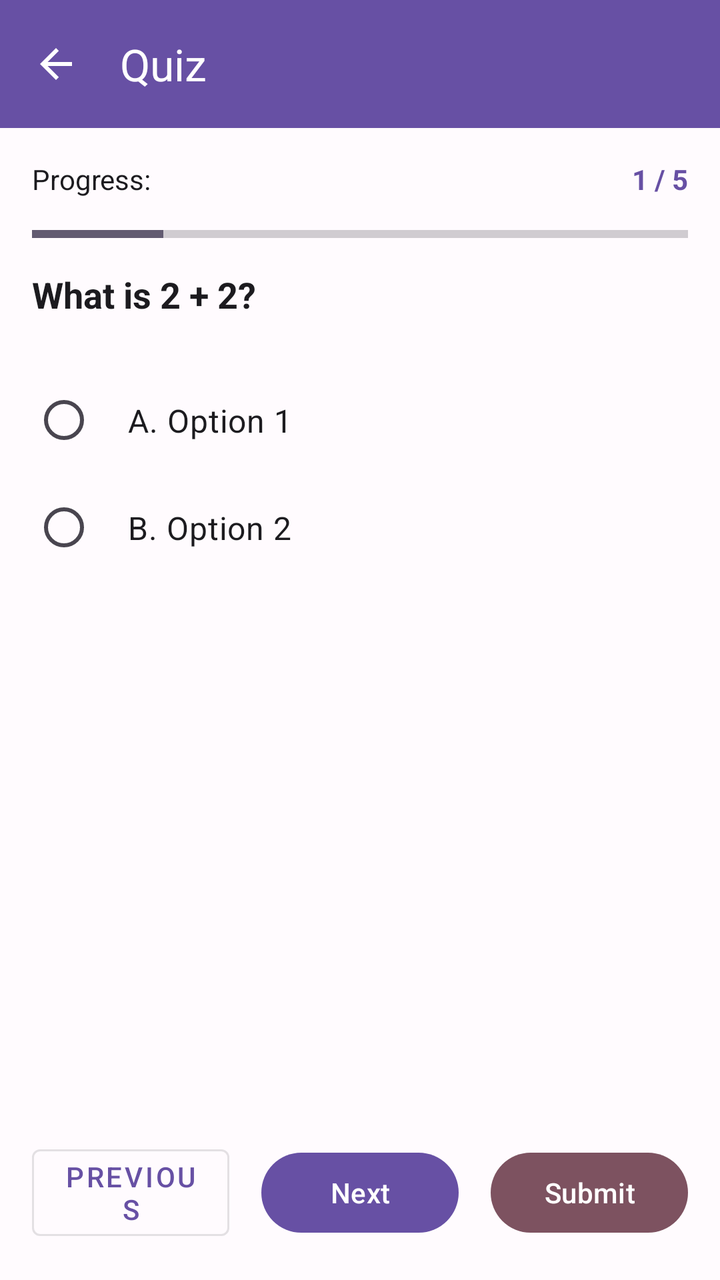
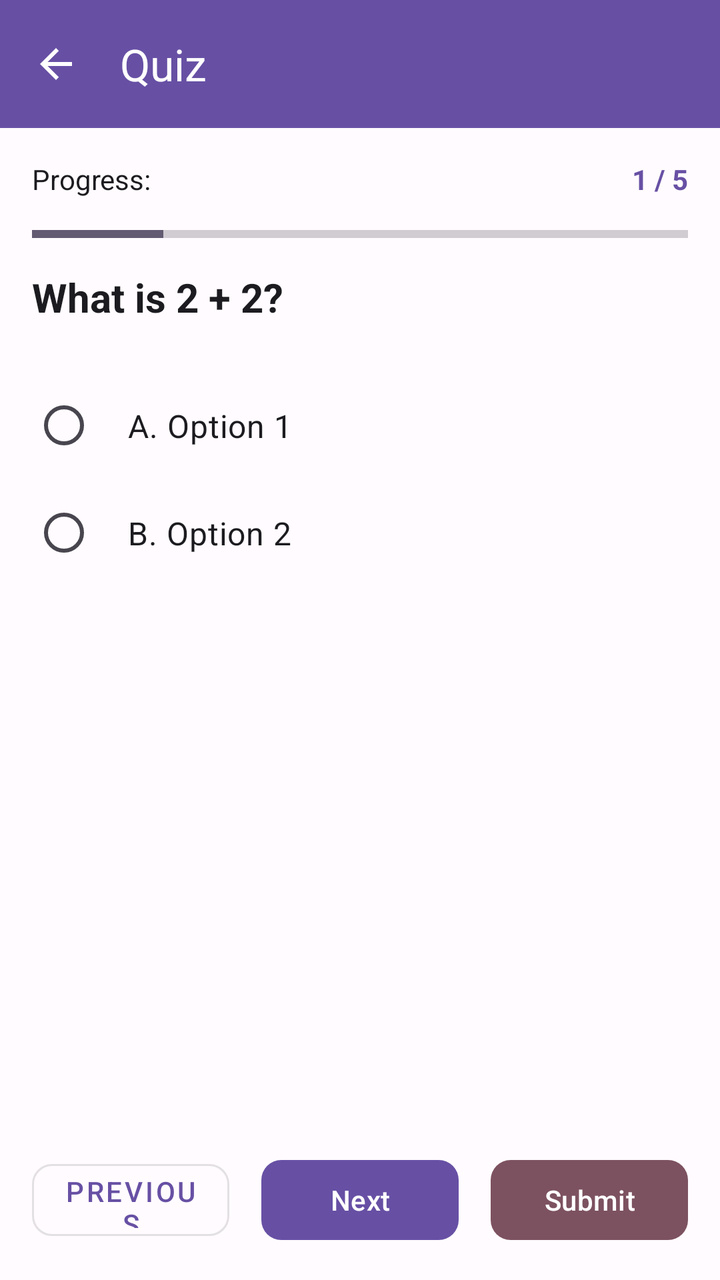

An Android layout rendered at two revisions. The XML below is the earlier revision; the diff shows what the commit changed to produce the second picture.
<!-- AndroidManifest.xml: application theme Theme.StudySyncproject -->
<!-- res/layout/activity_quiz_detail.xml -->
<?xml version="1.0" encoding="utf-8"?>
<LinearLayout
    xmlns:android="http://schemas.android.com/apk/res/android"
    xmlns:app="http://schemas.android.com/apk/res-auto"
    android:layout_width="match_parent"
    android:layout_height="match_parent"
    android:orientation="vertical"
    android:background="@color/background">

    
    <com.google.android.material.appbar.MaterialToolbar
        android:id="@+id/toolbar_quiz_detail"
        android:layout_width="match_parent"
        android:layout_height="?attr/actionBarSize"
        android:background="@color/primary"
        app:title="Quiz"
        app:titleTextColor="@color/on_primary"
        app:navigationIcon="@drawable/ic_arrow_back"
        app:navigationIconTint="@color/on_primary" />

    
    <LinearLayout
        android:layout_width="match_parent"
        android:layout_height="wrap_content"
        android:orientation="horizontal"
        android:padding="16dp">

        <TextView
            android:layout_width="0dp"
            android:layout_height="wrap_content"
            android:layout_weight="1"
            android:text="Progress:"
            android:textColor="@color/text_primary"
            android:textSize="14sp" />

        <TextView
            android:id="@+id/tv_progress"
            android:layout_width="wrap_content"
            android:layout_height="wrap_content"
            android:text="1 / 5"
            android:textColor="@color/primary"
            android:textSize="14sp"
            android:textStyle="bold" />

    </LinearLayout>

    
    <ProgressBar
        android:id="@+id/progress_bar"
        style="?android:attr/progressBarStyleHorizontal"
        android:layout_width="match_parent"
        android:layout_height="4dp"
        android:layout_marginHorizontal="16dp"
        android:max="100"
        android:progress="20" />

    
    <ScrollView
        android:layout_width="match_parent"
        android:layout_height="0dp"
        android:layout_weight="1"
        android:layout_margin="16dp">

        <LinearLayout
            android:layout_width="match_parent"
            android:layout_height="wrap_content"
            android:orientation="vertical">

            
            <TextView
                android:id="@+id/tv_question"
                android:layout_width="match_parent"
                android:layout_height="wrap_content"
                android:text="What is 2 + 2?"
                android:textSize="18sp"
                android:textStyle="bold"
                android:textColor="@color/text_primary"
                android:layout_marginBottom="24dp" />

            
            <RadioGroup
                android:id="@+id/rg_options"
                android:layout_width="match_parent"
                android:layout_height="wrap_content">

                <RadioButton
                    android:id="@+id/rb_option_a"
                    android:layout_width="match_parent"
                    android:layout_height="wrap_content"
                    android:text="A. Option 1"
                    android:padding="16dp"
                    android:textSize="16sp"
                    android:textColor="@color/text_primary" />

                <RadioButton
                    android:id="@+id/rb_option_b"
                    android:layout_width="match_parent"
                    android:layout_height="wrap_content"
                    android:text="B. Option 2"
                    android:padding="16dp"
                    android:textSize="16sp"
                    android:textColor="@color/text_primary" />

            </RadioGroup>

        </LinearLayout>

    </ScrollView>

    
    <LinearLayout
        android:layout_width="match_parent"
        android:layout_height="wrap_content"
        android:orientation="horizontal"
        android:padding="16dp"
        android:gravity="center">

        <com.google.android.material.button.MaterialButton
            android:id="@+id/btn_previous"
            android:layout_width="0dp"
            android:layout_height="wrap_content"
            android:layout_weight="1"
            android:text="Previous"
            android:layout_marginEnd="8dp"
            style="@style/Widget.MaterialComponents.Button.OutlinedButton" />

        <com.google.android.material.button.MaterialButton
            android:id="@+id/btn_next"
            android:layout_width="0dp"
            android:layout_height="wrap_content"
            android:layout_weight="1"
            android:text="Next"
            android:layout_marginEnd="8dp"
            android:layout_marginStart="8dp"
            app:backgroundTint="@color/primary" />

        <com.google.android.material.button.MaterialButton
            android:id="@+id/btn_submit"
            android:layout_width="0dp"
            android:layout_height="wrap_content"
            android:layout_weight="1"
            android:text="Submit"
            android:layout_marginStart="8dp"
            app:backgroundTint="@color/tertiary" />

    </LinearLayout>

</LinearLayout>
<!-- resources referenced by this layout -->
<resources>
  <color name="background">#FFFBFE</color>
  <color name="on_primary">#FFFFFF</color>
  <color name="primary">#6750A4</color>
  <color name="tertiary">#7D5260</color>
  <color name="text_primary">#1C1B1F</color>
  <!-- drawable ic_arrow_back (drawable) -->
  <vector xmlns:android="http://schemas.android.com/apk/res/android"
      android:width="24dp"
      android:height="24dp"
      android:viewportWidth="24"
      android:viewportHeight="24">
      <path
          android:fillColor="@android:color/white"
          android:pathData="M20,11L7.83,11l5.59,-5.59L12,4l-8,8 8,8 1.41,-1.41L7.83,13L20,13z" />
  </vector>
  <style name="Theme.StudySyncproject" parent="Base.Theme.StudySyncproject" />
  <style name="Base.Theme.StudySyncproject" parent="Theme.Material3.DayNight.NoActionBar">
          <item name="colorPrimary">@color/primary</item>
          <item name="colorPrimaryDark">@color/primary_dark</item>
      </style>
  <color name="primary_dark">#4F378B</color>
</resources>

<!-- the commit's change to res/layout/activity_quiz_detail.xml (unified diff, before → after) -->
@@ -23,7 +23,7 @@
         android:layout_width="match_parent"
         android:layout_height="wrap_content"
         android:orientation="horizontal"
-        android:padding="16dp">
+        android:padding="@dimen/space_lg">
 
         <TextView
             android:layout_width="0dp"
@@ -50,7 +50,7 @@
         style="?android:attr/progressBarStyleHorizontal"
         android:layout_width="match_parent"
         android:layout_height="4dp"
-        android:layout_marginHorizontal="16dp"
+        android:layout_marginHorizontal="@dimen/space_lg"
         android:max="100"
         android:progress="20" />
 
@@ -59,7 +59,7 @@
         android:layout_width="match_parent"
         android:layout_height="0dp"
         android:layout_weight="1"
-        android:layout_margin="16dp">
+        android:layout_margin="@dimen/space_lg">
 
         <LinearLayout
             android:layout_width="match_parent"
@@ -72,10 +72,10 @@
                 android:layout_width="match_parent"
                 android:layout_height="wrap_content"
                 android:text="What is 2 + 2?"
-                android:textSize="18sp"
+                android:textSize="20sp"
                 android:textStyle="bold"
                 android:textColor="@color/text_primary"
-                android:layout_marginBottom="24dp" />
+                android:layout_marginBottom="@dimen/space_2xl" />
 
             
             <RadioGroup
@@ -112,36 +112,41 @@
         android:layout_width="match_parent"
         android:layout_height="wrap_content"
         android:orientation="horizontal"
-        android:padding="16dp"
+        android:padding="@dimen/space_lg"
         android:gravity="center">
 
         <com.google.android.material.button.MaterialButton
             android:id="@+id/btn_previous"
+            style="@style/Widget.StudySync.Button.Outlined"
             android:layout_width="0dp"
-            android:layout_height="wrap_content"
+            android:layout_height="48dp"
             android:layout_weight="1"
             android:text="Previous"
             android:layout_marginEnd="8dp"
-            style="@style/Widget.MaterialComponents.Button.OutlinedButton" />
+            app:cornerRadius="@dimen/radius_sm" />
 
         <com.google.android.material.button.MaterialButton
             android:id="@+id/btn_next"
+            style="@style/Widget.StudySync.Button.Primary"
             android:layout_width="0dp"
-            android:layout_height="wrap_content"
+            android:layout_height="48dp"
             android:layout_weight="1"
             android:text="Next"
             android:layout_marginEnd="8dp"
             android:layout_marginStart="8dp"
-            app:backgroundTint="@color/primary" />
+            app:backgroundTint="@color/primary"
+            app:cornerRadius="@dimen/radius_sm" />
 
         <com.google.android.material.button.MaterialButton
             android:id="@+id/btn_submit"
+            style="@style/Widget.StudySync.Button.Primary"
             android:layout_width="0dp"
-            android:layout_height="wrap_content"
+            android:layout_height="48dp"
             android:layout_weight="1"
             android:text="Submit"
             android:layout_marginStart="8dp"
-            app:backgroundTint="@color/tertiary" />
+            app:backgroundTint="@color/tertiary"
+            app:cornerRadius="@dimen/radius_sm" />
 
     </LinearLayout>
 
<!-- resource entries referenced after the edit -->
@@ -5,6 +5,9 @@
   <color name="primary">#6750A4</color>
   <color name="tertiary">#7D5260</color>
   <color name="text_primary">#1C1B1F</color>
+  <dimen name="radius_sm">10dp</dimen>
+  <dimen name="space_2xl">24dp</dimen>
+  <dimen name="space_lg">16dp</dimen>
   <!-- drawable ic_arrow_back (drawable) -->
   <vector xmlns:android="http://schemas.android.com/apk/res/android"
       android:width="24dp"
@@ -15,11 +18,33 @@
           android:fillColor="@android:color/white"
           android:pathData="M20,11L7.83,11l5.59,-5.59L12,4l-8,8 8,8 1.41,-1.41L7.83,13L20,13z" />
   </vector>
+  <style name="Widget.StudySync.Button.Outlined" parent="Widget.MaterialComponents.Button.OutlinedButton">
+          <item name="android:layout_height">@dimen/button_height</item>
+          <item name="cornerRadius">@dimen/radius_md</item>
+      </style>
+  <style name="Widget.StudySync.Button.Primary" parent="Widget.Material3.Button">
+          <item name="android:layout_height">@dimen/button_height</item>
+          <item name="cornerRadius">@dimen/radius_md</item>
+          <item name="backgroundTint">@color/primary</item>
+          <item name="android:textColor">@color/on_primary</item>
+      </style>
   <style name="Theme.StudySyncproject" parent="Base.Theme.StudySyncproject" />
+  <dimen name="button_height">52dp</dimen>
+  <dimen name="radius_md">12dp</dimen>
   <style name="Base.Theme.StudySyncproject" parent="Theme.Material3.DayNight.NoActionBar">
           <item name="colorPrimary">@color/primary</item>
+          <item name="colorOnPrimary">@color/on_primary</item>
+          <item name="colorSecondary">@color/secondary</item>
+          <item name="colorOnSecondary">@color/on_secondary</item>
+          <item name="colorSurface">@color/surface</item>
+          <item name="android:colorBackground">@color/background</item>
+          <item name="colorError">@color/error</item>
           <item name="colorPrimaryDark">@color/primary_dark</item>
       </style>
+  <color name="secondary">#625B71</color>
+  <color name="on_secondary">#FFFFFF</color>
+  <color name="surface">#FFFBFE</color>
+  <color name="error">#B3261E</color>
   <color name="primary_dark">#4F378B</color>
 </resources>
 
